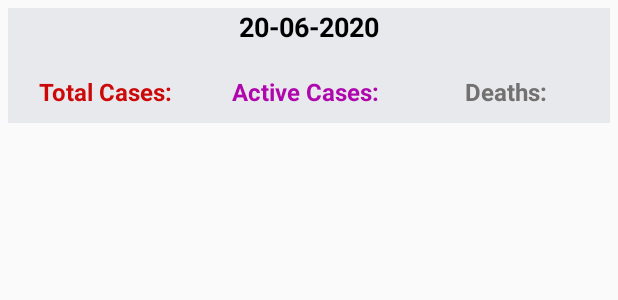
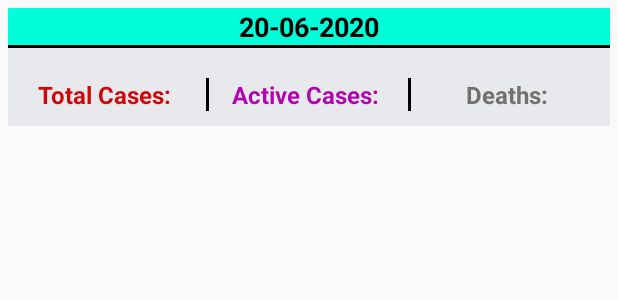
Before and after one commit to AP-Skill-Development-Corporation/Android-1537, an Android app: the layout one_row_design.xml on its own in the app's theme, with its tools: preview values and no code run, on a phone screen of 412 x 824 dp. Shown: the top 300 px of the screen. Run offline under Robolectric (Android 15) with nearby library versions, the phone set to English and light mode, and no system bars.

Commit message:
CORONA UPDATES APP UPDATES

```diff
--- a/CoronaUpdates/app/src/main/java/youtube/com/vidhvan/coronaupdates/CoronaAdapter.java
+++ b/CoronaUpdates/app/src/main/java/youtube/com/vidhvan/coronaupdates/CoronaAdapter.java
@@ -33,9 +33,9 @@ public class CoronaAdapter extends RecyclerView.Adapter<CoronaViewHolder>
     public void onBindViewHolder(@NonNull CoronaViewHolder holder, int position) {
 
         holder.date.setText((coronaModels.get(position).date).substring(0,10));
-        holder.total_cases.setText("Total :"+String.valueOf(coronaModels.get(position).getTotal_cases()));
-        holder.active_cases.setText("Active :"+String.valueOf(coronaModels.get(position).getActive_cases()));
-        holder.deaths.setText("Deaths :"+String.valueOf(coronaModels.get(position).getDeaths()));
+        holder.total_cases.setText("Total\n"+String.valueOf(coronaModels.get(position).getTotal_cases()));
+        holder.active_cases.setText("Active\n"+String.valueOf(coronaModels.get(position).getActive_cases()));
+        holder.deaths.setText("Deaths\n"+String.valueOf(coronaModels.get(position).getDeaths()));
 
     }
 
--- a/CoronaUpdates/app/src/main/res/layout/activity_main.xml
+++ b/CoronaUpdates/app/src/main/res/layout/activity_main.xml
@@ -5,6 +5,7 @@
     android:layout_width="match_parent"
     android:layout_height="match_parent"
     android:orientation="vertical"
+    android:background="@color/colorPrimary"
     tools:context=".MainActivity">
 
         <ProgressBar
--- a/CoronaUpdates/app/src/main/res/layout/one_row_design.xml
+++ b/CoronaUpdates/app/src/main/res/layout/one_row_design.xml
@@ -13,9 +13,15 @@
         android:layout_height="wrap_content"
         android:gravity="center_horizontal"
         android:text="20-06-2020"
+        android:background="#00FFD8"
         android:textColor="#000000"
         android:textSize="18sp"
         android:textStyle="bold" />
+
+    <View
+        android:layout_width="match_parent"
+        android:layout_height="2dp"
+        android:background="#000000"/>
 
     <LinearLayout
         android:layout_marginTop="20dp"
@@ -34,6 +40,10 @@
             android:text="Total Cases: "
             android:textStyle="bold"
             android:textSize="16sp"/>
+        <View
+            android:layout_width="2dp"
+            android:layout_height="fill_parent"
+            android:background="#000000" />
 
         <TextView
             android:gravity="center_horizontal"
@@ -46,6 +56,11 @@
             android:textSize="16sp"
             android:textColor="#AF07AD"
             />
+
+        <View
+            android:layout_width="2dp"
+            android:layout_height="fill_parent"
+            android:background="#000000" />
 
         <TextView
             android:gravity="center_horizontal"
```
